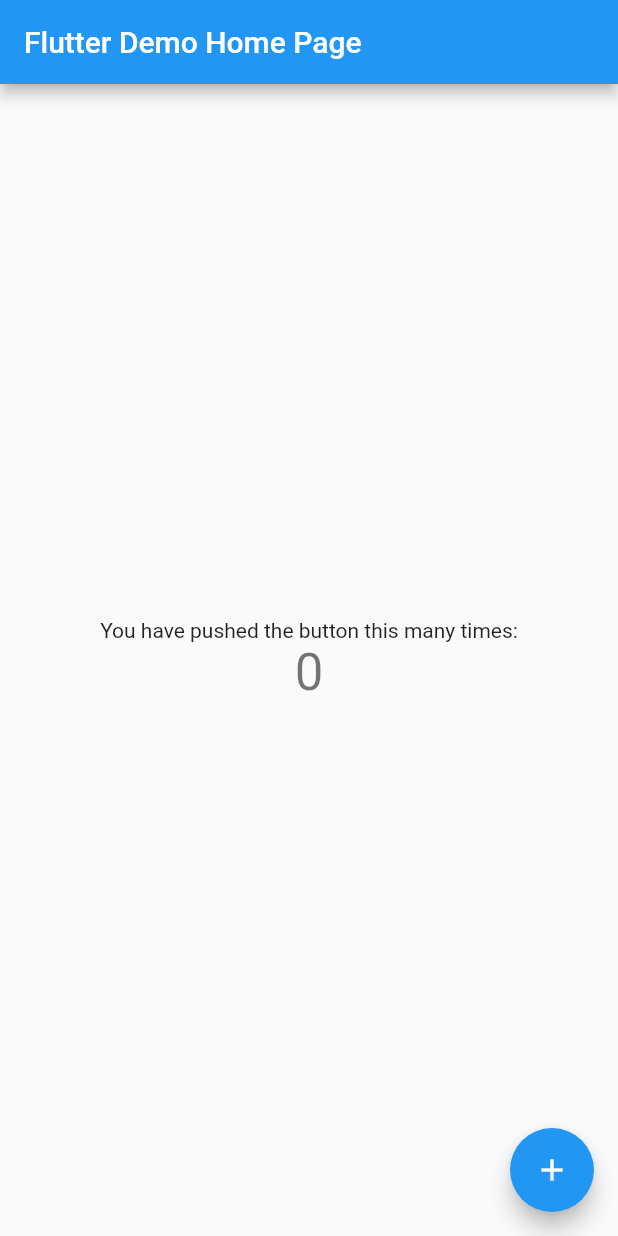
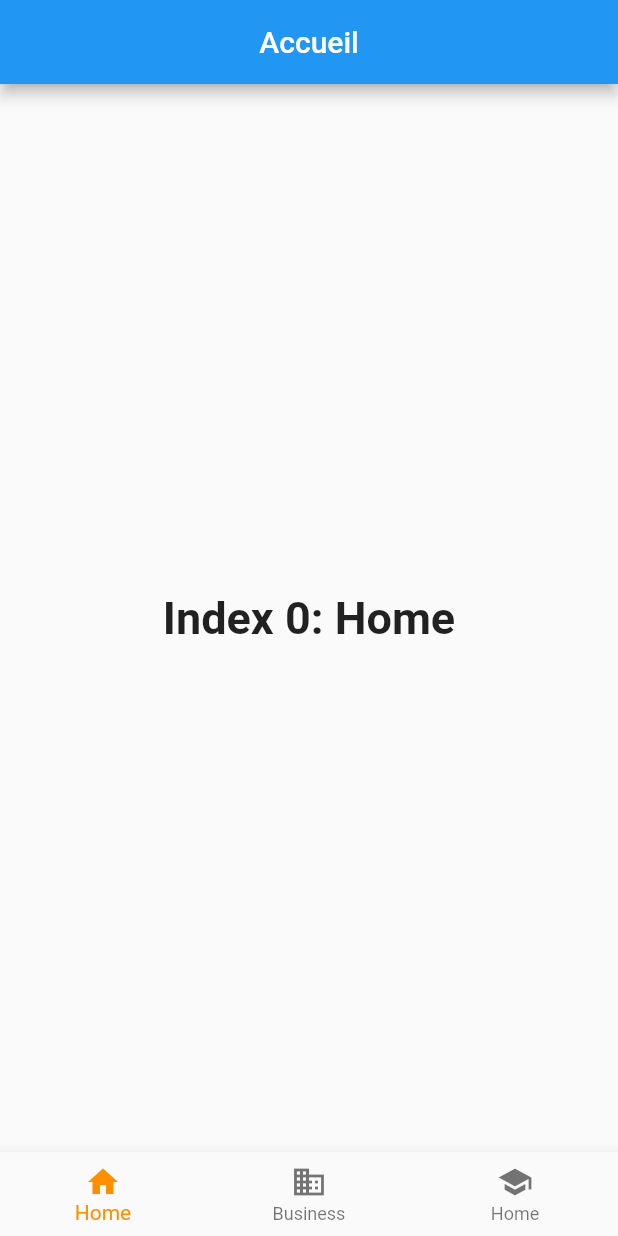
Before and after one commit to Roxane-D/app_socialmedia, a Flutter app: the screen it shows after launch, on a phone screen of 412 x 824 dp. Run offline on Flutter 3.47's test engine with Material 2 defaults, Android fonts, the phone set to English and light mode, and no system bars.

```diff
--- a/lib/main.dart
+++ b/lib/main.dart
@@ -5,113 +5,83 @@ void main() {
 }
 
 class MyApp extends StatelessWidget {
-  // This widget is the root of your application.
+  static const String _title = 'Flutter Code Sample';
+
   @override
   Widget build(BuildContext context) {
     return MaterialApp(
-      title: 'Flutter Demo',
-      theme: ThemeData(
-        // This is the theme of your application.
-        //
-        // Try running your application with "flutter run". You'll see the
-        // application has a blue toolbar. Then, without quitting the app, try
-        // changing the primarySwatch below to Colors.green and then invoke
-        // "hot reload" (press "r" in the console where you ran "flutter run",
-        // or simply save your changes to "hot reload" in a Flutter IDE).
-        // Notice that the counter didn't reset back to zero; the application
-        // is not restarted.
-        primarySwatch: Colors.blue,
-        // This makes the visual density adapt to the platform that you run
-        // the app on. For desktop platforms, the controls will be smaller and
-        // closer together (more dense) than on mobile platforms.
-        visualDensity: VisualDensity.adaptivePlatformDensity,
-      ),
-      home: MyHomePage(title: 'Flutter Demo Home Page'),
+      title: _title,
+      home: MyStatefulWidget(),
     );
   }
 }
 
-class MyHomePage extends StatefulWidget {
-  MyHomePage({Key key, this.title}) : super(key: key);
-
-  // This widget is the home page of your application. It is stateful, meaning
-  // that it has a State object (defined below) that contains fields that affect
-  // how it looks.
-
-  // This class is the configuration for the state. It holds the values (in this
-  // case the title) provided by the parent (in this case the App widget) and
-  // used by the build method of the State. Fields in a Widget subclass are
-  // always marked "final".
-
-  final String title;
+class MyStatefulWidget extends StatefulWidget {
+  MyStatefulWidget({Key key}) : super(key: key);
 
   @override
-  _MyHomePageState createState() => _MyHomePageState();
+  _MyStatefulWidgetState createState() => _MyStatefulWidgetState();
 }
 
-class _MyHomePageState extends State<MyHomePage> {
-  int _counter = 0;
+class _MyStatefulWidgetState extends State<MyStatefulWidget> {
+  int _selectedIndex = 0;
+  static const TextStyle optionStyle =
+  TextStyle(fontSize: 30, fontWeight: FontWeight.bold);
+  static const List<Widget> _widgetOptions = <Widget>[
+    Text(
+      'Index 0: Home',
+      style: optionStyle,
+    ),
+    Text(
+      'Index 1: Business',
+      style: optionStyle,
+    ),
+    Text(
+      'Index 2: School',
+      style: optionStyle,
+    ),
+  ];
+  static const List<String> _widgetTitle = <String>[
+    'Accueil',
+    'Ajouter',
+    'Profil',
+  ];
 
-  void _incrementCounter() {
+  void _onItemTapped(int index) {
     setState(() {
-      // This call to setState tells the Flutter framework that something has
-      // changed in this State, which causes it to rerun the build method below
-      // so that the display can reflect the updated values. If we changed
-      // _counter without calling setState(), then the build method would not be
-      // called again, and so nothing would appear to happen.
-      _counter++;
+      _selectedIndex = index;
     });
   }
 
   @override
   Widget build(BuildContext context) {
-    // This method is rerun every time setState is called, for instance as done
-    // by the _incrementCounter method above.
-    //
-    // The Flutter framework has been optimized to make rerunning build methods
-    // fast, so that you can just rebuild anything that needs updating rather
-    // than having to individually change instances of widgets.
     return Scaffold(
       appBar: AppBar(
-        // Here we take the value from the MyHomePage object that was created by
-        // the App.build method, and use it to set our appbar title.
-        title: Text(widget.title),
+        centerTitle: true,
+        title: Text(_widgetTitle.elementAt(_selectedIndex)),
       ),
       body: Center(
-        // Center is a layout widget. It takes a single child and positions it
-        // in the middle of the parent.
-        child: Column(
-          // Column is also a layout widget. It takes a list of children and
-          // arranges them vertically. By default, it sizes itself to fit its
-          // children horizontally, and tries to be as tall as its parent.
-          //
-          // Invoke "debug painting" (press "p" in the console, choose the
-          // "Toggle Debug Paint" action from the Flutter Inspector in Android
-          // Studio, or the "Toggle Debug Paint" command in Visual Studio Code)
-          // to see the wireframe for each widget.
-          //
-          // Column has various properties to control how it sizes itself and
-          // how it positions its children. Here we use mainAxisAlignment to
-          // center the children vertically; the main axis here is the vertical
-          // axis because Columns are vertical (the cross axis would be
-          // horizontal).
-          mainAxisAlignment: MainAxisAlignment.center,
-          children: <Widget>[
-            Text(
-              'You have pushed the button this many times:',
-            ),
-            Text(
-              '$_counter',
-              style: Theme.of(context).textTheme.headline4,
-            ),
-          ],
-        ),
+        child: _widgetOptions.elementAt(_selectedIndex),
       ),
-      floatingActionButton: FloatingActionButton(
-        onPressed: _incrementCounter,
-        tooltip: 'Increment',
-        child: Icon(Icons.add),
-      ), // This trailing comma makes auto-formatting nicer for build methods.
+      bottomNavigationBar: BottomNavigationBar(
+        items: const <BottomNavigationBarItem>[
+          BottomNavigationBarItem(
+            icon: Icon(Icons.home),
+            title: Text('Home'),
+          ),
+          BottomNavigationBarItem(
+            icon: Icon(Icons.business),
+            title: Text('Business'),
+          ),
+          BottomNavigationBarItem(
+            icon: Icon(Icons.school),
+            title: Text('Home'),
+          ),
+        ],
+        currentIndex: _selectedIndex,
+        selectedItemColor: Colors.amber[800],
+        onTap: _onItemTapped,
+      ),
     );
   }
 }
```
